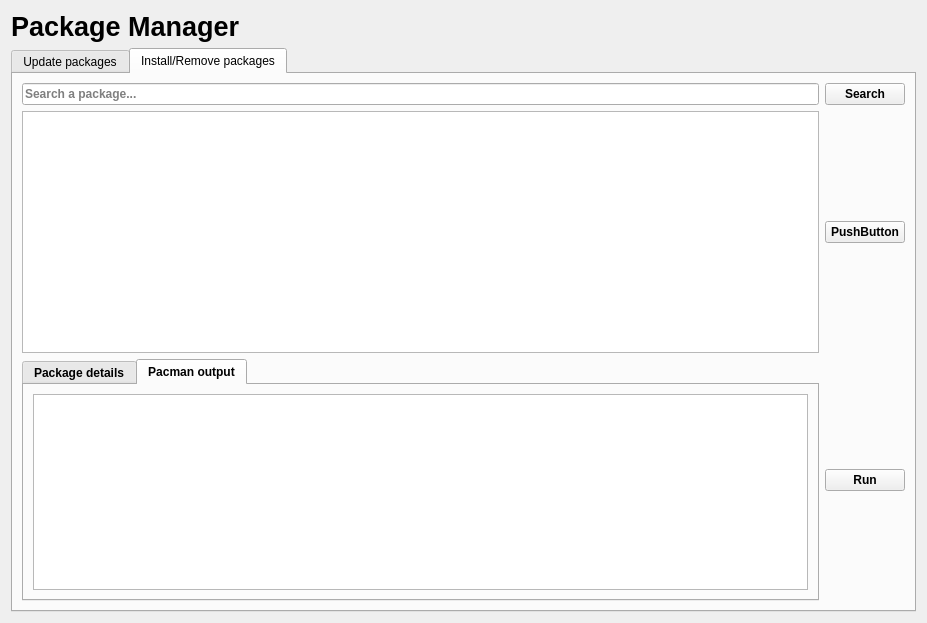
First picture: the form in archcentral/ui/designer/packagemanager.ui, repository szabatoro/archcentral-thesis, before the edit.
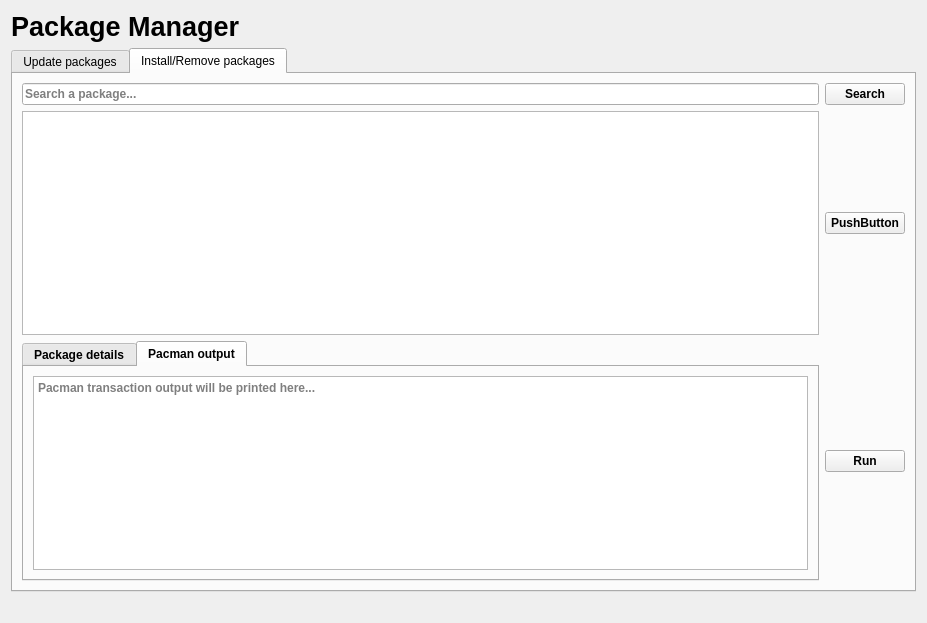
Second picture: the form after the edit. The open tabs and pages were chosen to show the change.

Commit message: finished the package detail tab, added button blocking when pacman runs

```diff
--- a/archcentral/ui/designer/packagemanager.ui
+++ b/archcentral/ui/designer/packagemanager.ui
@@ -188,7 +188,14 @@
             </attribute>
             <layout class="QVBoxLayout" name="verticalLayout_6">
              <item>
-              <widget class="QPlainTextEdit" name="pacman_output_tr"/>
+              <widget class="QPlainTextEdit" name="pacman_output_tr">
+               <property name="readOnly">
+                <bool>true</bool>
+               </property>
+               <property name="placeholderText">
+                <string>Pacman transaction output will be printed here...</string>
+               </property>
+              </widget>
              </item>
             </layout>
            </widget>
@@ -211,6 +218,16 @@
      </widget>
     </widget>
    </item>
+   <item>
+    <widget class="QLabel" name="status_label">
+     <property name="enabled">
+      <bool>true</bool>
+     </property>
+     <property name="text">
+      <string/>
+     </property>
+    </widget>
+   </item>
   </layout>
  </widget>
  <resources/>
```
Left out of the diff: 4 changed lines with no effect on the pictures. The commit also changes 2 other files.
